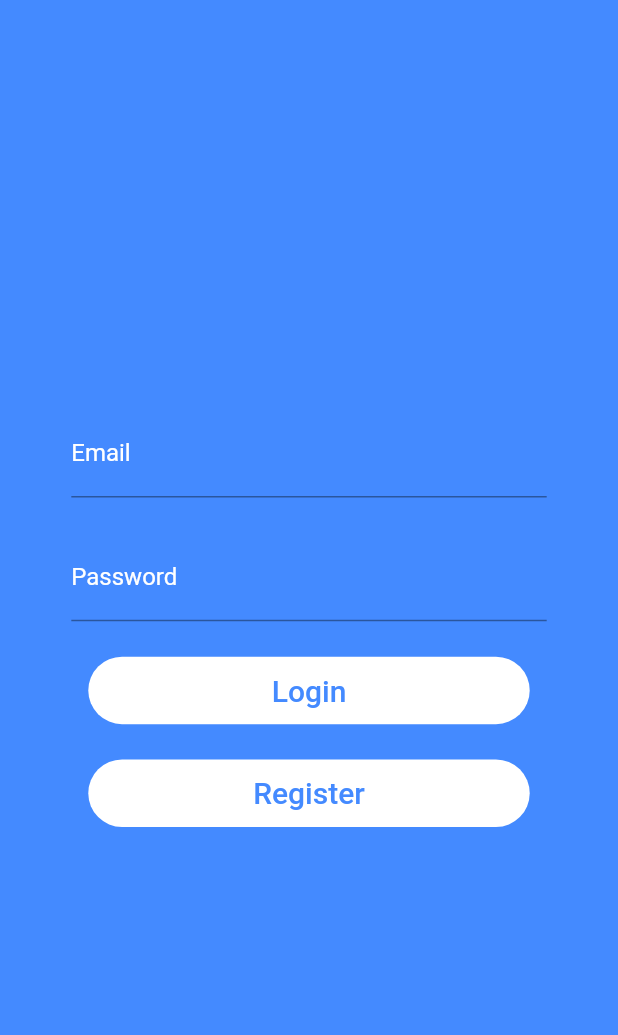
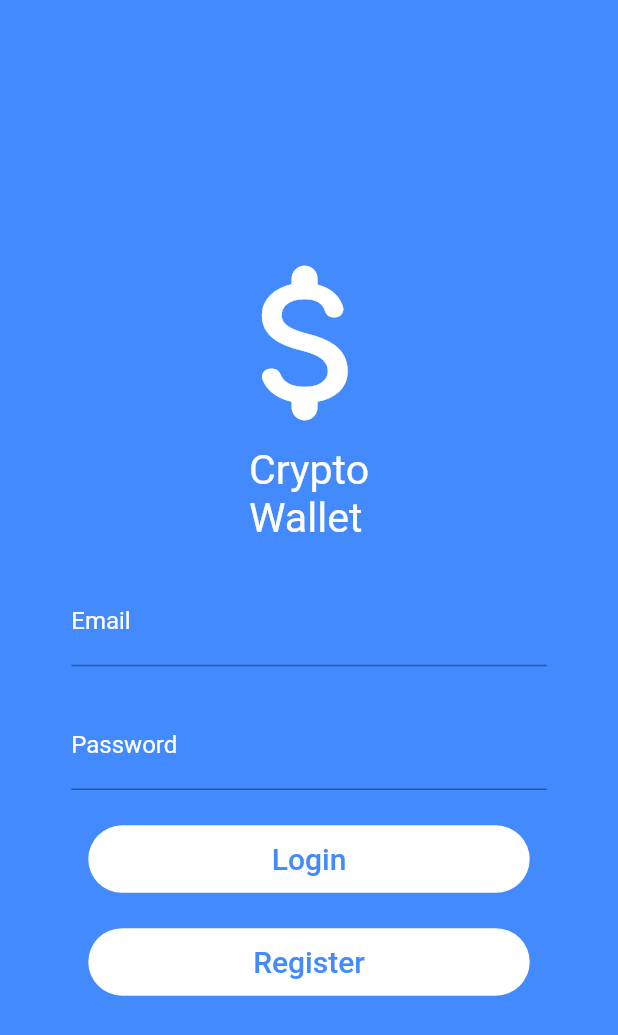
Before and after one commit to t3DDy-choco/flutterfire-cryptowallet, a Flutter app: the screen it shows after launch, on a phone screen of 412 x 824 dp. Shown: the top 1035 px of the screen. Run offline on Flutter 3.47's test engine with Material 2 defaults, Android fonts, the phone set to English and light mode, and no system bars; our stand-ins replace cloud_firestore, firebase_auth, firebase_core; accounts and stored records are empty.

Commit message:
Update authentication.dart
Made the Authentication UI responsive.

```diff
--- a/lib/ui/authentication.dart
+++ b/lib/ui/authentication.dart
@@ -14,10 +14,15 @@ class _AuthenticationState extends State<Authentication> {
   TextEditingController _passwordField = TextEditingController();
 
   // Creates a login Text Form Field
-  Container _loginFormFieldGenerator(TextEditingController controller,
-      String label, String hint, bool hideText) {
+  Container _loginFormFieldGenerator(
+    TextEditingController controller,
+    String label,
+    String hint,
+    bool hideText,
+    double widthFactor,
+  ) {
     return Container(
-      width: MediaQuery.of(context).size.width / 1.3,
+      width: MediaQuery.of(context).size.width / widthFactor,
       child: TextFormField(
         style: TextStyle(
           color: Colors.white,
@@ -40,10 +45,14 @@ class _AuthenticationState extends State<Authentication> {
 
   // Created a Button (login or register)
   Container _generateButton(
-      String name, Future<bool> Function(String, String) press) {
+    String name,
+    Future<bool> Function(String, String) press,
+    double widthFactor,
+    double height,
+  ) {
     return Container(
-      width: MediaQuery.of(context).size.width / 1.4,
-      height: 45.0,
+      width: MediaQuery.of(context).size.width / widthFactor,
+      height: height,
       decoration: BoxDecoration(
         borderRadius: BorderRadius.circular(25.0),
         color: Colors.white,
@@ -79,6 +88,7 @@ class _AuthenticationState extends State<Authentication> {
 
   @override
   Widget build(BuildContext context) {
+    if (MediaQuery.of(context).orientation == Orientation.portrait) {
       return Scaffold(
         body: Container(
           width: MediaQuery.of(context).size.width,
@@ -89,11 +99,25 @@ class _AuthenticationState extends State<Authentication> {
           child: Column(
             mainAxisAlignment: MainAxisAlignment.center,
             children: [
+              Icon(
+                Icons.attach_money_rounded,
+                size: MediaQuery.of(context).size.height / 6,
+                color: Colors.white,
+              ),
+              Text(
+                "Crypto\nWallet",
+                style: TextStyle(
+                  color: Colors.white,
+                  fontSize: MediaQuery.of(context).size.height / 30,
+                ),
+              ),
+              _padding(),
               _loginFormFieldGenerator(
                 _emailField,
                 "Email",
                 "johndoe@flutterfire.com",
                 false,
+                1.3,
               ), //  Create Email TextFormField
               _padding(), //  Padding
               _loginFormFieldGenerator(
@@ -101,20 +125,96 @@ class _AuthenticationState extends State<Authentication> {
                 "Password",
                 "p@ssw0rd",
                 true,
+                1.3,
               ), //  Create Email TextFormField
               _padding(), //  Padding
               _generateButton(
                 "Login",
                 signIn,
+                1.4,
+                45.0,
               ), //  Create Login button
               _padding(), //  Padding
               _generateButton(
                 "Register",
                 register,
+                1.4,
+                45.0,
               ), //  Create Register button
+            ],
+          ),
+        ),
+      );
+    } else {
+      return Scaffold(
+        body: Container(
+          width: MediaQuery.of(context).size.width,
+          height: MediaQuery.of(context).size.height,
+          decoration: BoxDecoration(
+            color: Colors.blueAccent,
+          ),
+          child: Row(
+            mainAxisAlignment: MainAxisAlignment.spaceAround,
+            children: [
+              Column(
+                mainAxisAlignment: MainAxisAlignment.center,
+                children: [
+                  Icon(
+                    Icons.attach_money_rounded,
+                    size: MediaQuery.of(context).size.height / 4,
+                    color: Colors.white,
+                  ),
+                  Text(
+                    "Crypto\nWallet",
+                    style: TextStyle(
+                      color: Colors.white,
+                      fontSize: MediaQuery.of(context).size.height / 20,
+                    ),
+                  ),
+                ],
+              ),
+              Column(
+                mainAxisAlignment: MainAxisAlignment.center,
+                children: [
+                  _loginFormFieldGenerator(
+                    _emailField,
+                    "Email",
+                    "johndoe@flutterfire.com",
+                    false,
+                    3,
+                  ), //  Create Email TextFormField
+                  _padding(), //  Padding
+                  _loginFormFieldGenerator(
+                    _passwordField,
+                    "Password",
+                    "p@ssw0rd",
+                    true,
+                    3,
+                  ), //  Create Email TextFormField //  Padding
+                ],
+              ),
+              Column(
+                mainAxisAlignment: MainAxisAlignment.center,
+                children: [
+                  _generateButton(
+                    "Login",
+                    signIn,
+                    6,
+                    45.0,
+                  ), //  Create Login button
+                  _padding(), //  Padding
+                  _generateButton(
+                    "Register",
+                    register,
+                    6,
+                    45.0,
+                  ),
+                ],
+              )
             ],
           ),
         ),
       );
     }
   }
+}
```
Lines whose indentation alone changed are shown as unchanged.
